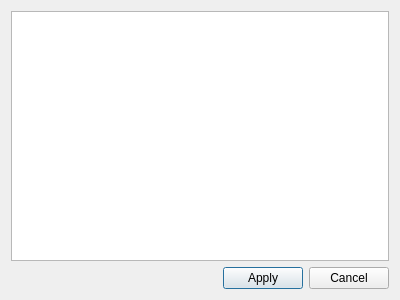
This is FrameWorkCode/globalreplacedialog.ui in UDAAN-LEAP/leap-pe-tool as Qt 5 draws it before an edit. The edited form follows.
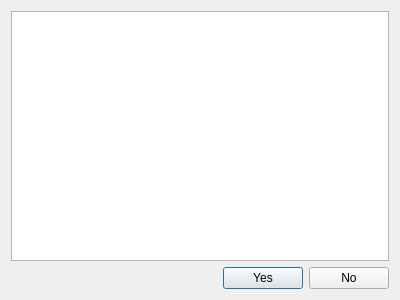
This is the edited form.

```diff
--- a/FrameWorkCode/globalreplacedialog.ui
+++ b/FrameWorkCode/globalreplacedialog.ui
@@ -35,14 +35,14 @@
      <item>
       <widget class="QPushButton" name="applyButton">
        <property name="text">
-        <string>Apply</string>
+        <string>Yes</string>
        </property>
       </widget>
      </item>
      <item>
       <widget class="QPushButton" name="cancelButton">
        <property name="text">
-        <string>Cancel</string>
+        <string>No</string>
        </property>
       </widget>
      </item>
```
